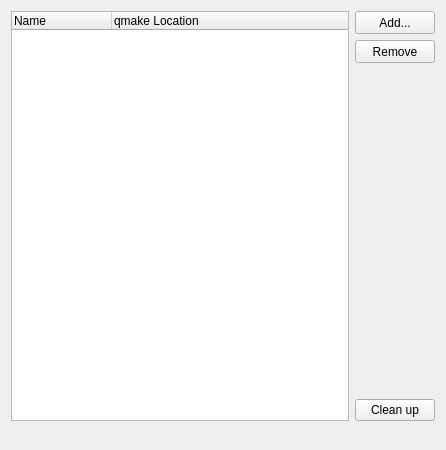
Qt form src/plugins/qtsupport/qtversionmanager.ui (qt-creator/qt-creator) before a commit.
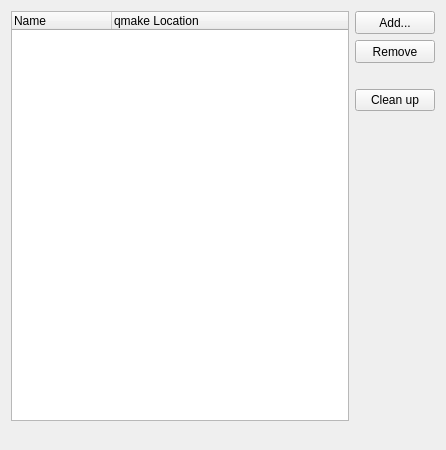
The same form after that commit. Custom widgets are drawn as their Qt base class.

The edit to the form file:
```diff
--- a/src/plugins/qtsupport/qtversionmanager.ui
+++ b/src/plugins/qtsupport/qtversionmanager.ui
@@ -12,8 +12,6 @@
   </property>
   <layout class="QGridLayout" name="gridLayout">
    <item row="0" column="0">
-    <layout class="QHBoxLayout" name="horizontalLayout">
-     <item>
       <widget class="QTreeWidget" name="qtdirList">
        <property name="uniformRowHeights">
         <bool>true</bool>
@@ -33,7 +31,7 @@
        </column>
       </widget>
      </item>
-     <item>
+   <item row="0" column="1" rowspan="3">
       <layout class="QVBoxLayout">
        <property name="spacing">
         <number>6</number>
@@ -72,10 +70,13 @@
          <property name="orientation">
           <enum>Qt::Vertical</enum>
          </property>
+       <property name="sizeType">
+        <enum>QSizePolicy::Fixed</enum>
+       </property>
          <property name="sizeHint" stdset="0">
           <size>
            <width>10</width>
-           <height>40</height>
+         <height>20</height>
           </size>
          </property>
         </spacer>
@@ -87,7 +88,18 @@
          </property>
         </widget>
        </item>
-      </layout>
+     <item>
+      <spacer name="spacer_2">
+       <property name="orientation">
+        <enum>Qt::Vertical</enum>
+       </property>
+       <property name="sizeHint" stdset="0">
+        <size>
+         <width>77</width>
+         <height>37</height>
+        </size>
+       </property>
+      </spacer>
      </item>
     </layout>
    </item>
```
Lines whose indentation alone changed are shown as unchanged.
